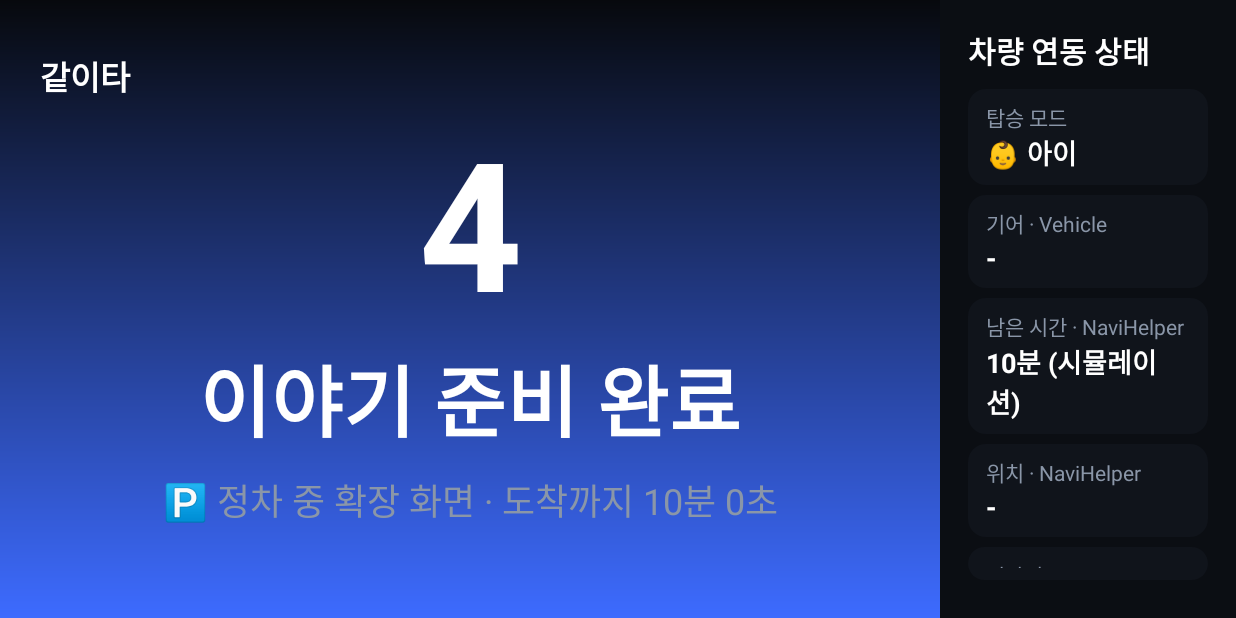
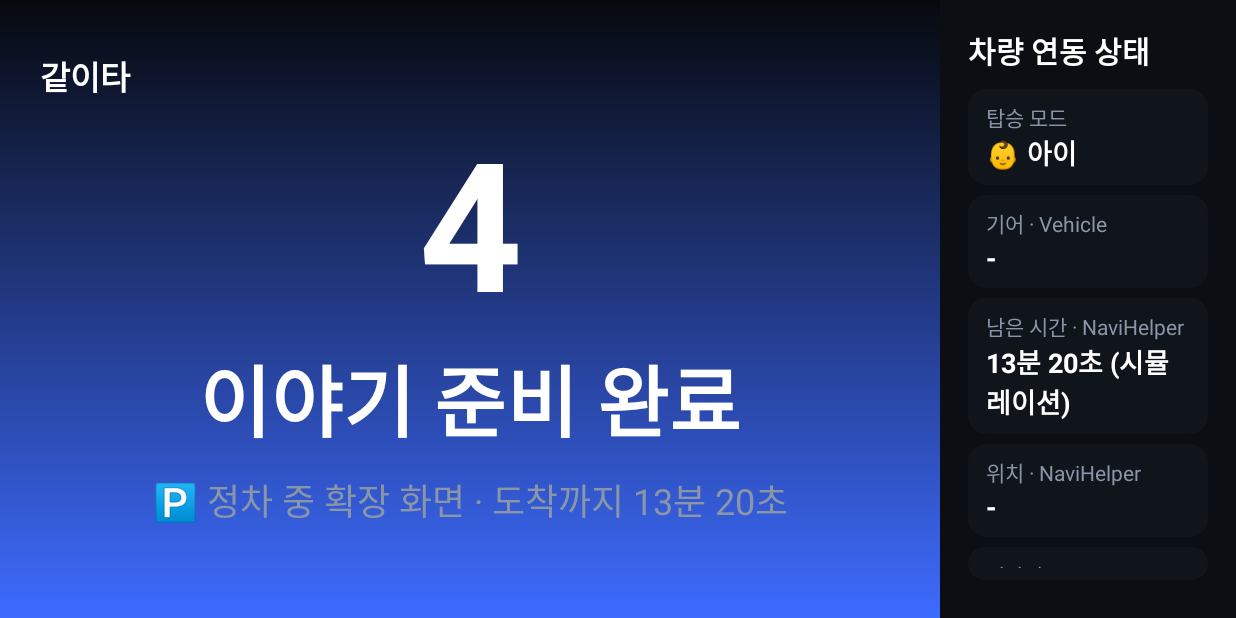
Before and after one commit to BadWordFilter/GatiTa, an Android app: the screen it shows after launch (MainActivity), after a tap on "👶 아이", on a phone screen of 824 x 412 dp (held sideways). Run offline under Robolectric (Android 15) with nearby library versions, the phone set to English and light mode, and no system bars; libraries missing offline, so code that uses them is left out: ai.pleos.playground, android.speech.tts; 20 statements that could not run were skipped.

Commit message:
실기 검증 반영: Pleos 권한, 지원 영역 조회, 갈림길 자동 진행
- NaviHelper/TTS/STT 권한 추가 (에뮬레이터 실행 시 SecurityException 해결)
- 엠비언트·창문은 capability API로 지원 영역을 조회해 제어
- 출발 즉시 1화 시작, 갈림길 8초 무응답 시 자동 진행
- 화면 폭 기준 UI 배율, README 화면 규격 갱신

Co-Authored-By: Claude Opus 5.5 <noreply@anthropic.com>

```diff
--- a/app/src/main/java/ai/gatita/app/MainActivity.kt
+++ b/app/src/main/java/ai/gatita/app/MainActivity.kt
@@ -70,8 +70,8 @@ class MainActivity : Activity(), VehicleBridge.Events, NaviBridge.Events {
 
         ui.postDelayed({ ask() }, 1500)
         ui.postDelayed(tick, 1000)
-        // 5초 안에 내비 경로 정보가 없으면 시연용 경로(10분)를 시뮬레이션합니다.
-        ui.postDelayed({ if (!naviLive && remainSec < 0) { remainSec = 600; setSig("eta", "10분 (시뮬레이션)") } }, 5000)
+        // 5초 안에 내비 경로 정보가 없으면 시연용 경로(13분 20초)를 시뮬레이션합니다.
+        ui.postDelayed({ if (!naviLive && remainSec < 0) { remainSec = 800; setSig("eta", "13분 20초 (시뮬레이션)") } }, 5000)
     }
 
     override fun onDestroy() {
@@ -107,7 +107,7 @@ class MainActivity : Activity(), VehicleBridge.Events, NaviBridge.Events {
         setButtons()
         when (m) {
             Mode.KID -> {
-                val r = if (remainSec > 0) remainSec else 600
+                val r = if (remainSec > 0) remainSec else 800
                 story.plan(r); lastStoriesLeft = story.storiesLeft(r)
                 ambient(0x3D6BFF)
                 voice.say("좋아요. 도착할 때까지 이야기 ${lastStoriesLeft}개를 준비했어요.")
@@ -177,6 +177,8 @@ class MainActivity : Activity(), VehicleBridge.Events, NaviBridge.Events {
         }
         setButtons("🕳️ 동굴" to { done(false) }, "🌲 숲" to { done(true) })
         ui.postDelayed({ voice.listen { h -> ui.post { if (h.contains("숲")) done(true) else if (h.contains("동굴")) done(false) } } }, 1500)
+        // 8초 안에 대답이 없으면 숲으로 진행 (주행 중 화면 조작 없이도 이야기가 이어지도록)
+        ui.postDelayed({ if (awaitingChoice) { voice.say("대답이 없네? 그럼 숲으로 가 볼까?"); ui.postDelayed({ done(true) }, 2500) } }, 8000)
     }
 
     private fun refreshKidScreen() {
```
Also changed, not shown: 2 other files.
